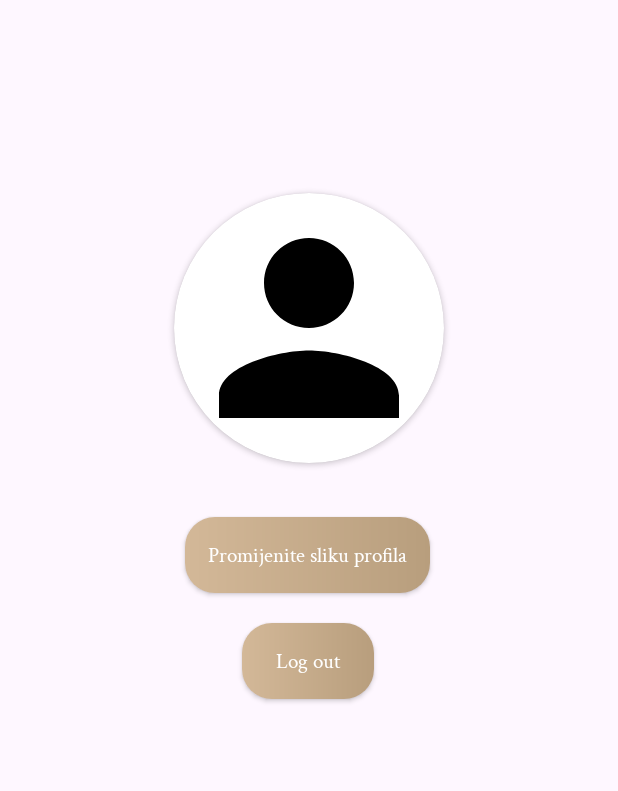
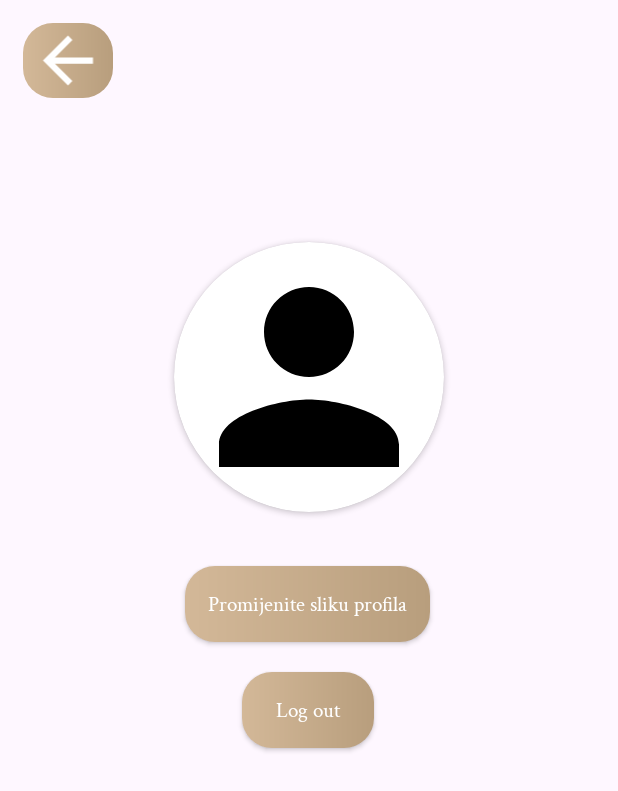
Before and after one commit to Shaki21/Liturgijska-pjesmarica, an Android app: the screen it shows after launch (ProfileActivity), after a tap on an icon or button, on a phone screen of 412 x 824 dp. Shown: the top 791 px of the screen. Run offline under Robolectric (Android 15) with nearby library versions, the phone set to English and light mode, and no system bars; our stand-ins replace Firebase (no records; nobody signed in at launch, a user with empty details on screens opened directly).

Commit message:
add-profile

```diff
--- a/app/src/main/AndroidManifest.xml
+++ b/app/src/main/AndroidManifest.xml
@@ -24,7 +24,8 @@
         <activity android:name=".LoginActivity" />
         <activity android:name=".RegisterActivity" />
         <activity android:name=".MainActivity" />
-        <activity android:name=".ProfileActivity"/>
+        <activity android:name=".ProfileActivity" />
+        <activity android:name=".VrijemeDosascaActivity"/>
     </application>
 
 </manifest>
--- a/app/src/main/java/com/ante/LiturgijskaPjesmarica/HomeActivity.java
+++ b/app/src/main/java/com/ante/LiturgijskaPjesmarica/HomeActivity.java
@@ -4,6 +4,7 @@ import android.content.Intent;
 import android.os.Bundle;
 import android.view.View;
 import android.widget.ImageView;
+import android.widget.TextView;
 
 import androidx.appcompat.app.AppCompatActivity;
 
@@ -15,6 +16,8 @@ public class HomeActivity extends AppCompatActivity {
 
 
         ImageView iconProfile = findViewById(R.id.userIcon);
+        TextView vrijemeDosasca = findViewById(R.id.textView11);
+
 
         iconProfile.setOnClickListener(new View.OnClickListener() {
             @Override
@@ -23,6 +26,17 @@ public class HomeActivity extends AppCompatActivity {
                 startActivity(intent);
             }
         });
+
+        vrijemeDosasca.setOnClickListener(new View.OnClickListener() {
+            @Override
+            public void onClick(View v) {
+                Intent intent = new Intent(HomeActivity.this, VrijemeDosascaActivity.class);
+                startActivity(intent);
+            }
+        });
+
+
+
     }
 
 
--- a/app/src/main/java/com/ante/LiturgijskaPjesmarica/ProfileActivity.java
+++ b/app/src/main/java/com/ante/LiturgijskaPjesmarica/ProfileActivity.java
@@ -6,6 +6,7 @@ import android.content.Intent;
 import android.os.Bundle;
 import android.view.View;
 import android.widget.Button;
+import android.widget.ImageView;
 
 import com.google.firebase.auth.FirebaseAuth;
 
@@ -18,14 +19,25 @@ public class ProfileActivity extends AppCompatActivity {
 
 
         Button btnLogOut = findViewById(R.id.btnLogOut);
+        ImageView backBtn = findViewById(R.id.backButtonProfile);
+
+        backBtn.setOnClickListener(new View.OnClickListener() {
+            @Override
+            public void onClick(View v) {
+                Intent intent = new Intent(ProfileActivity.this, HomeActivity.class);
+                startActivity(intent);
+            }
+        });
 
         btnLogOut.setOnClickListener(new View.OnClickListener() {
             @Override
             public void onClick(View v) {
                 FirebaseAuth.getInstance().signOut();
                 startActivity(new Intent(ProfileActivity.this, MainActivity.class).setFlags(Intent.FLAG_ACTIVITY_CLEAR_TASK|Intent.FLAG_ACTIVITY_CLEAR_TOP));
-                finish();
+                finishAffinity();
             }
         });
+
+
     }
 }
--- a/app/src/main/java/com/ante/LiturgijskaPjesmarica/RegisterActivity.java
+++ b/app/src/main/java/com/ante/LiturgijskaPjesmarica/RegisterActivity.java
@@ -48,12 +48,10 @@ public class RegisterActivity extends AppCompatActivity{
         EditText usernameTxt = findViewById(R.id.reg_username);
         EditText emailTxt = findViewById(R.id.reg_email);
         EditText passwordTxt = findViewById(R.id.reg_lozinka);
-        EditText passwordCnf = findViewById(R.id.reg_loz2);
         Button submitBtn = findViewById(R.id.reg_btn);
         ImageView backButton = findViewById(R.id.backButton2);
 
 
-        //TODO kada se vrati unazad vraca se na app
         //TODO popraviti unos usera na realtime database
         submitBtn.setOnClickListener(new View.OnClickListener() {
             @Override
--- a/app/src/main/res/layout/activity_profile.xml
+++ b/app/src/main/res/layout/activity_profile.xml
@@ -22,7 +22,7 @@
         android:layout_width="180dp"
         android:layout_height="180dp"
         app:cardCornerRadius="90dp"
-        app:layout_constraintVertical_bias="0.2"
+        app:layout_constraintVertical_bias="0.25"
         app:layout_constraintBottom_toBottomOf="parent"
         app:layout_constraintEnd_toEndOf="parent"
         app:layout_constraintStart_toStartOf="parent"
@@ -37,6 +37,18 @@
 
             />
     </androidx.cardview.widget.CardView>
+
+    <ImageView
+        android:id="@+id/backButtonProfile"
+        android:layout_width="60dp"
+        android:layout_height="50dp"
+        android:layout_marginStart="15dp"
+        android:layout_marginTop="15dp"
+        android:focusable="true"
+        android:background="@drawable/gradient_buttonlogin"
+        android:src="@drawable/back_arrow"
+        app:layout_constraintStart_toStartOf="parent"
+        app:layout_constraintTop_toTopOf="parent" />
 
     <androidx.appcompat.widget.AppCompatButton
         android:id="@+id/btnUploadImage"
```
Also changed, not shown: app/src/main/java/com/ante/LiturgijskaPjesmarica/VrijemeDosascaActivity.java (added, +14 -0 lines), app/src/main/java/com/ante/LiturgijskaPjesmarica/models/User.java (+2 -10 lines), app/src/main/res/layout/activity_register.xml (+2 -19 lines), app/src/main/res/layout/activity_vrijeme_dosasca.xml (added, +23 -0 lines).
